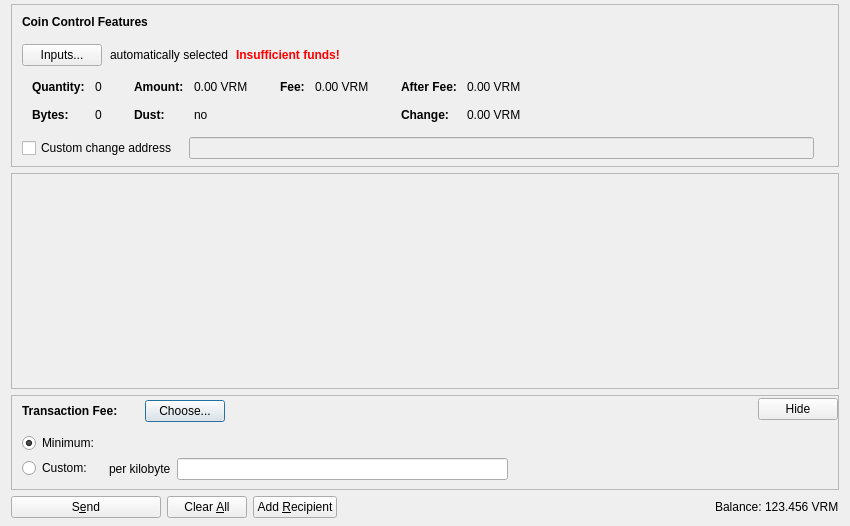
Old version of the form src/qt/forms/sendcoinsdialog.ui in the repository VeriConomy/vericoin.
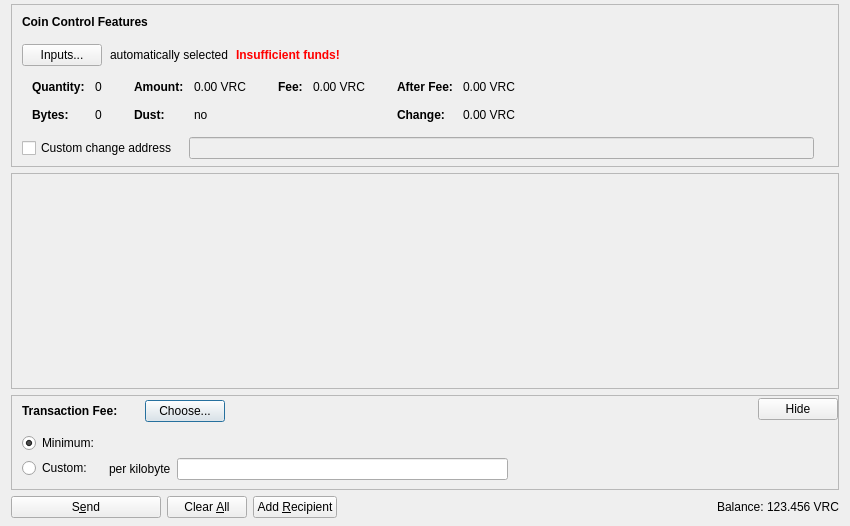
New version of the form. Icons and pictures are not drawn. Custom widgets are drawn as their Qt base class.

Patch:
```diff
--- a/src/qt/forms/sendcoinsdialog.ui
+++ b/src/qt/forms/sendcoinsdialog.ui
@@ -327,7 +327,7 @@
                   <enum>Qt::ActionsContextMenu</enum>
                  </property>
                  <property name="text">
-                  <string notr="true">0.00 VRM</string>
+                  <string notr="true">0.00 VRC</string>
                  </property>
                  <property name="textInteractionFlags">
                   <set>Qt::LinksAccessibleByMouse|Qt::TextSelectableByKeyboard|Qt::TextSelectableByMouse</set>
@@ -407,7 +407,7 @@
                   <enum>Qt::ActionsContextMenu</enum>
                  </property>
                  <property name="text">
-                  <string notr="true">0.00 VRM</string>
+                  <string notr="true">0.00 VRC</string>
                  </property>
                  <property name="textInteractionFlags">
                   <set>Qt::LinksAccessibleByMouse|Qt::TextSelectableByKeyboard|Qt::TextSelectableByMouse</set>
@@ -458,7 +458,7 @@
                   <enum>Qt::ActionsContextMenu</enum>
                  </property>
                  <property name="text">
-                  <string notr="true">0.00 VRM</string>
+                  <string notr="true">0.00 VRC</string>
                  </property>
                  <property name="textInteractionFlags">
                   <set>Qt::LinksAccessibleByMouse|Qt::TextSelectableByKeyboard|Qt::TextSelectableByMouse</set>
@@ -487,7 +487,7 @@
                   <enum>Qt::ActionsContextMenu</enum>
                  </property>
                  <property name="text">
-                  <string notr="true">0.00 VRM</string>
+                  <string notr="true">0.00 VRC</string>
                  </property>
                  <property name="textInteractionFlags">
                   <set>Qt::LinksAccessibleByMouse|Qt::TextSelectableByKeyboard|Qt::TextSelectableByMouse</set>
@@ -1076,7 +1076,7 @@
           <cursorShape>IBeamCursor</cursorShape>
          </property>
          <property name="text">
-          <string notr="true">123.456 VRM</string>
+          <string notr="true">123.456 VRC</string>
          </property>
          <property name="textInteractionFlags">
           <set>Qt::LinksAccessibleByMouse|Qt::TextSelectableByKeyboard|Qt::TextSelectableByMouse</set>
```
